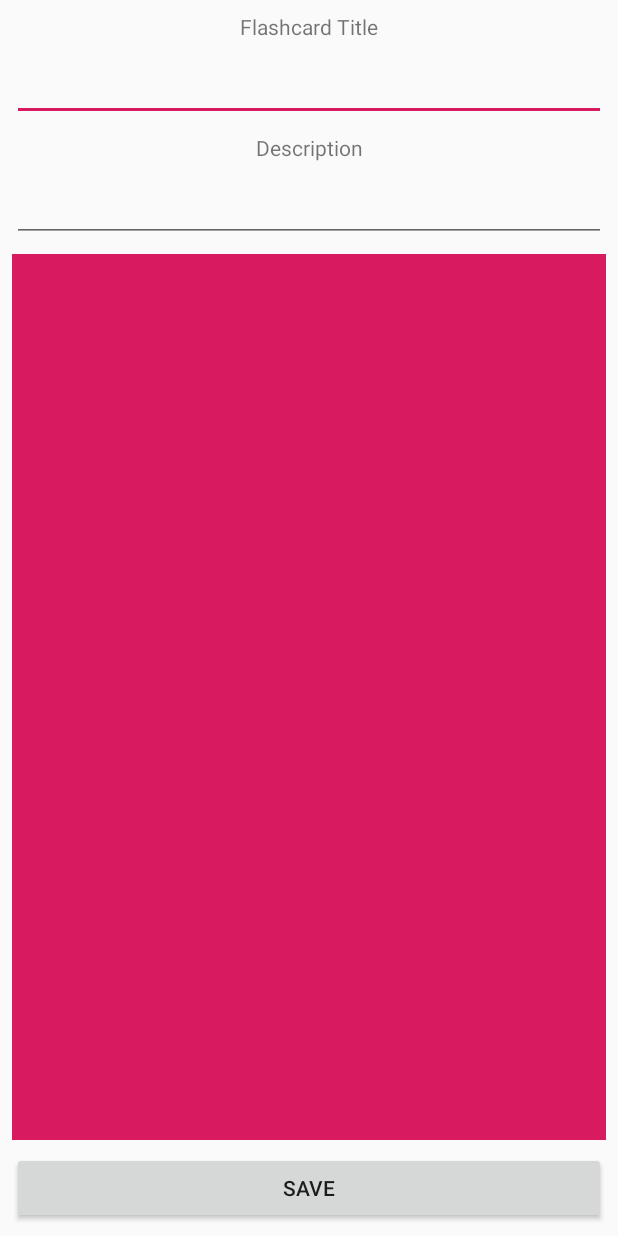
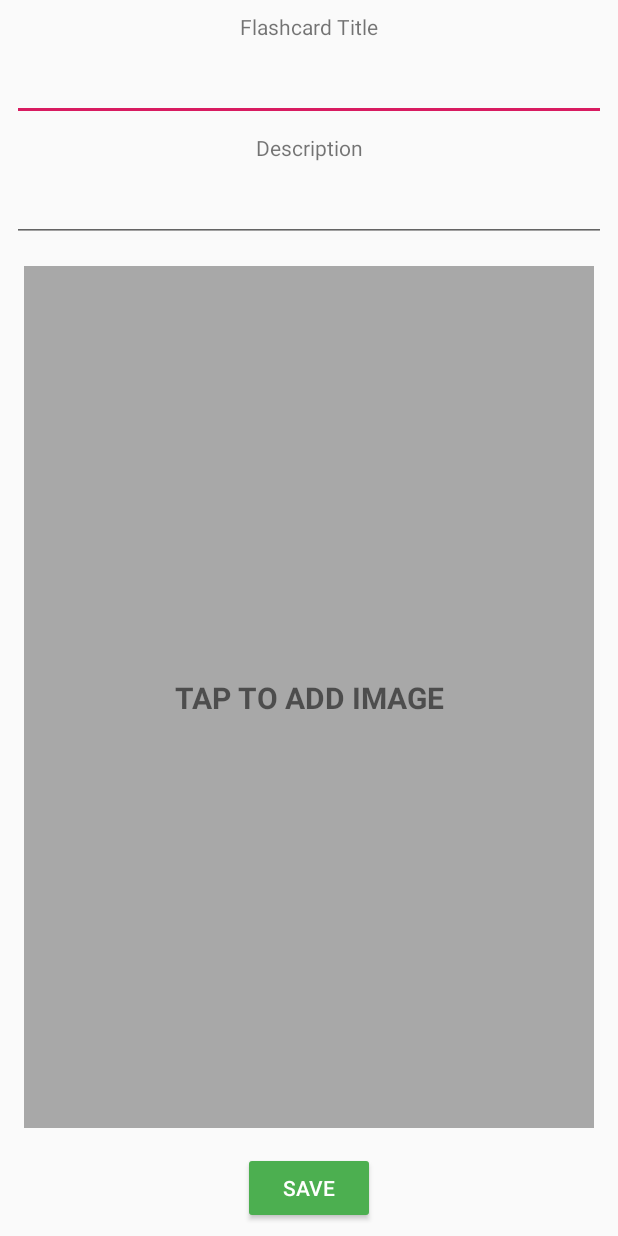
Before and after one commit to ilkeraslan/repeatcard, an Android app: the layout activity_add_flashcard.xml on its own in the app's theme, with its tools: preview values and no code run, on a phone screen of 412 x 824 dp. Run offline under Robolectric (Android 15) with nearby library versions, the phone set to English and light mode, and no system bars.

Commit message:
Fix/add flashcard (#56)
* Update .gitignore, update README

* Add text to show tappToAdd

* Fix buttons

```diff
--- a/app/src/main/AndroidManifest.xml
+++ b/app/src/main/AndroidManifest.xml
@@ -13,7 +13,7 @@
         tools:ignore="GoogleAppIndexingWarning,LockedOrientationActivity"
         tools:targetApi="n">
         <activity
-            android:name=".AddFlashcardActivity"
+            android:name=".ui.flashcardadd.AddFlashcardActivity"
             android:screenOrientation="portrait" />
         <activity
             android:name=".ui.util.GalleryPicker"
--- a/app/src/main/java/com/repeatcard/app/ui/directory/DirectoryScreen.kt
+++ b/app/src/main/java/com/repeatcard/app/ui/directory/DirectoryScreen.kt
@@ -15,9 +15,9 @@ import androidx.lifecycle.ViewModelProvider
 import androidx.recyclerview.widget.LinearLayoutManager
 import androidx.recyclerview.widget.RecyclerView
 import com.google.android.material.floatingactionbutton.FloatingActionButton
-import com.repeatcard.app.AddFlashcardActivity
 import com.repeatcard.app.R
 import com.repeatcard.app.db.flashcard.Flashcard
+import com.repeatcard.app.ui.flashcardadd.AddFlashcardActivity
 import com.repeatcard.app.ui.home.FlashcardEvent
 import com.repeatcard.app.ui.home.HomeViewModel
 import com.repeatcard.app.ui.notifications.NotificationEvent
--- a/app/src/main/java/com/repeatcard/app/ui/util/GalleryPicker.kt
+++ b/app/src/main/java/com/repeatcard/app/ui/util/GalleryPicker.kt
@@ -9,8 +9,6 @@ import android.graphics.BitmapFactory
 import android.graphics.Matrix
 import android.net.Uri
 import android.os.Bundle
-import android.util.Log
-import android.widget.Toast
 import androidx.appcompat.app.AppCompatActivity
 import androidx.core.content.FileProvider
 import androidx.exifinterface.media.ExifInterface
@@ -22,6 +20,7 @@ import io.reactivex.disposables.Disposables
 import java.io.File
 import java.io.IOException
 import java.io.InputStream
+import timber.log.Timber
 
 const val GALLERY_IMAGE_URI = "com.repeatcard.app.GALLERY_URI"
 
@@ -145,8 +144,7 @@ class GalleryPicker : AppCompatActivity() {
     }
 
     private fun showError(error: Throwable?) {
-        Toast.makeText(this, getString(R.string.error_loading_image), Toast.LENGTH_LONG).show()
-        Log.d("Error", error.toString())
+        Timber.d(error.toString())
     }
 }
 
--- a/app/src/main/res/layout/activity_add_flashcard.xml
+++ b/app/src/main/res/layout/activity_add_flashcard.xml
@@ -4,7 +4,7 @@
     xmlns:tools="http://schemas.android.com/tools"
     android:layout_width="match_parent"
     android:layout_height="match_parent"
-    tools:context=".AddFlashcardActivity">
+    tools:context=".ui.flashcardadd.AddFlashcardActivity">
 
     <TextView
         android:id="@+id/flashcard_title"
@@ -59,24 +59,45 @@
         android:id="@+id/flashcard_select_image"
         android:layout_width="0dp"
         android:layout_height="0dp"
-        android:layout_marginStart="8dp"
-        android:layout_marginTop="8dp"
-        android:layout_marginEnd="8dp"
-        android:layout_marginBottom="8dp"
-        android:background="@color/colorAccent"
+        android:layout_marginStart="16dp"
+        android:layout_marginTop="16dp"
+        android:layout_marginEnd="16dp"
+        android:layout_marginBottom="16dp"
+        android:background="@color/colorLightGrey"
+        android:foregroundGravity="center"
         app:layout_constraintBottom_toTopOf="@+id/flashcard_save_button"
         app:layout_constraintEnd_toEndOf="parent"
         app:layout_constraintStart_toStartOf="parent"
         app:layout_constraintTop_toBottomOf="@+id/flashcard_description_editText" />
 
+    <TextView
+        android:id="@+id/textTapToSelectImage"
+        style="@style/text_size"
+        android:layout_width="0dp"
+        android:layout_height="wrap_content"
+        android:layout_marginStart="8dp"
+        android:layout_marginTop="8dp"
+        android:layout_marginEnd="8dp"
+        android:layout_marginBottom="8dp"
+        android:text="@string/tap_to_add_image"
+        android:gravity="center"
+        android:textStyle="bold"
+        app:layout_constraintBottom_toBottomOf="@+id/flashcard_select_image"
+        app:layout_constraintEnd_toEndOf="@+id/flashcard_select_image"
+        app:layout_constraintStart_toStartOf="@+id/flashcard_select_image"
+        app:layout_constraintTop_toTopOf="@+id/flashcard_select_image" />
+
     <Button
         android:id="@+id/flashcard_save_button"
-        android:layout_width="0dp"
+        style="@style/TextAppearance.AppCompat.Widget.Button.Borderless.Colored"
+        android:layout_width="wrap_content"
         android:layout_height="wrap_content"
         android:layout_marginStart="8dp"
         android:layout_marginEnd="8dp"
         android:layout_marginBottom="8dp"
         android:text="@string/save_text"
+        android:backgroundTint="@color/colorGreen"
+        android:textColor="@color/colorWhite"
         app:layout_constraintBottom_toBottomOf="parent"
         app:layout_constraintEnd_toEndOf="parent"
         app:layout_constraintStart_toStartOf="parent" />
--- a/app/src/main/res/layout/flashcard_detail_layout.xml
+++ b/app/src/main/res/layout/flashcard_detail_layout.xml
@@ -73,6 +73,9 @@
         android:layout_marginEnd="8dp"
         android:layout_marginBottom="32dp"
         android:text="@string/close_button"
+        android:backgroundTint="@color/colorBlack"
+        android:textColor="@color/colorWhite"
+        android:textAllCaps="true"
         app:layout_constraintBottom_toBottomOf="parent"
         app:layout_constraintEnd_toEndOf="parent"
         app:layout_constraintStart_toStartOf="parent" />
--- a/app/src/main/res/layout/quiz_fragment.xml
+++ b/app/src/main/res/layout/quiz_fragment.xml
@@ -7,13 +7,16 @@
 
     <Button
         android:id="@+id/startQuiz"
+        style="@style/TextAppearance.AppCompat.Widget.Button.Borderless.Colored"
         android:layout_width="wrap_content"
         android:layout_height="wrap_content"
         android:layout_marginStart="32dp"
         android:layout_marginTop="32dp"
         android:layout_marginEnd="32dp"
         android:layout_marginBottom="32dp"
+        android:backgroundTint="@color/colorPurple"
         android:text="@string/take_a_quiz"
+        android:textColor="@color/colorWhite"
         app:layout_constraintBottom_toBottomOf="parent"
         app:layout_constraintEnd_toEndOf="parent"
         app:layout_constraintStart_toStartOf="parent"
--- a/app/src/main/res/values/colors.xml
+++ b/app/src/main/res/values/colors.xml
@@ -10,4 +10,5 @@
     <color name="colorPurple">#673AB7</color>
     <color name="colorYellow">#FFEB3B</color>
     <color name="colorGrey">#AFAFA8</color>
+    <color name="colorLightGrey">#A8A8A8</color>
 </resources>
--- a/app/src/main/res/values/strings.xml
+++ b/app/src/main/res/values/strings.xml
@@ -25,4 +25,5 @@
     <string name="correct_answer">Correct answer</string>
     <string name="your_answer">Your answer</string>
     <string name="question_no">Question No</string>
+    <string name="tap_to_add_image">TAP TO ADD IMAGE</string>
 </resources>
```
Also changed, not shown: app/src/main/java/com/repeatcard/app/ui/flashcardadd/AddFlashcardScreen.kt (renamed from app/src/main/java/com/repeatcard/app/AddFlashcardActivity.kt, +10 -3 lines), app/src/main/java/com/repeatcard/app/ui/flashcarddetail/FlashcardDetailScreen.kt (renamed from app/src/main/java/com/repeatcard/app/ui/flashcarddetail/FlashcardDetailActivity.kt).
